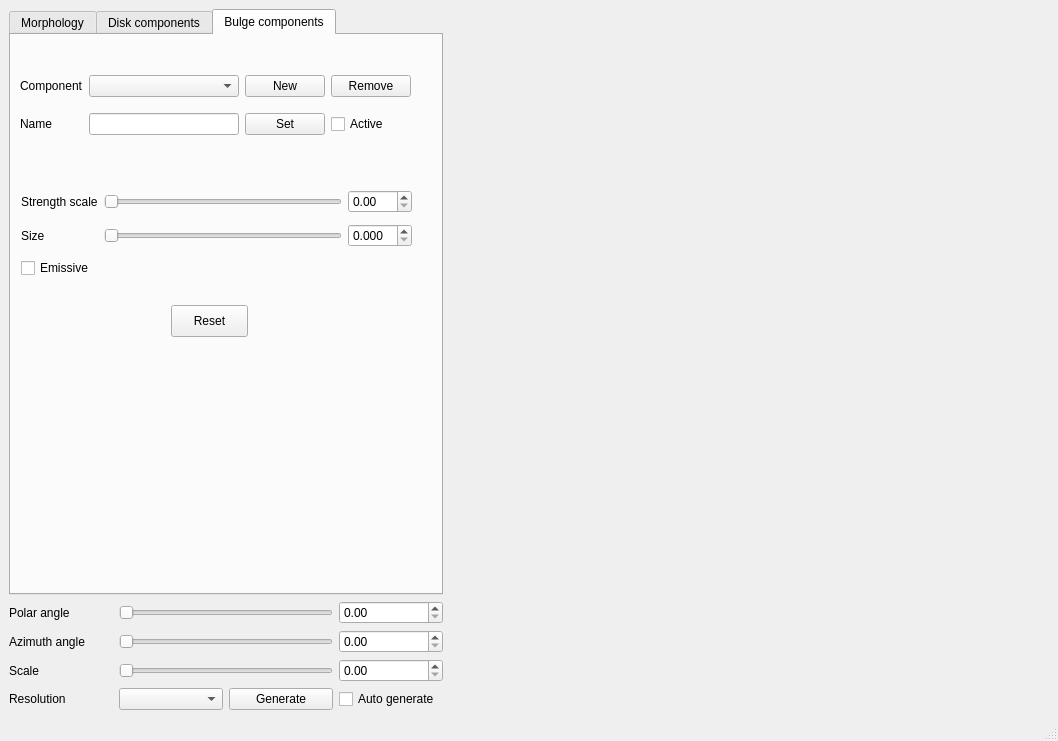
Before: the Qt Designer form GUI/galaxy_editor.ui in bbw7561135/APSimulator, drawn with Qt 5.
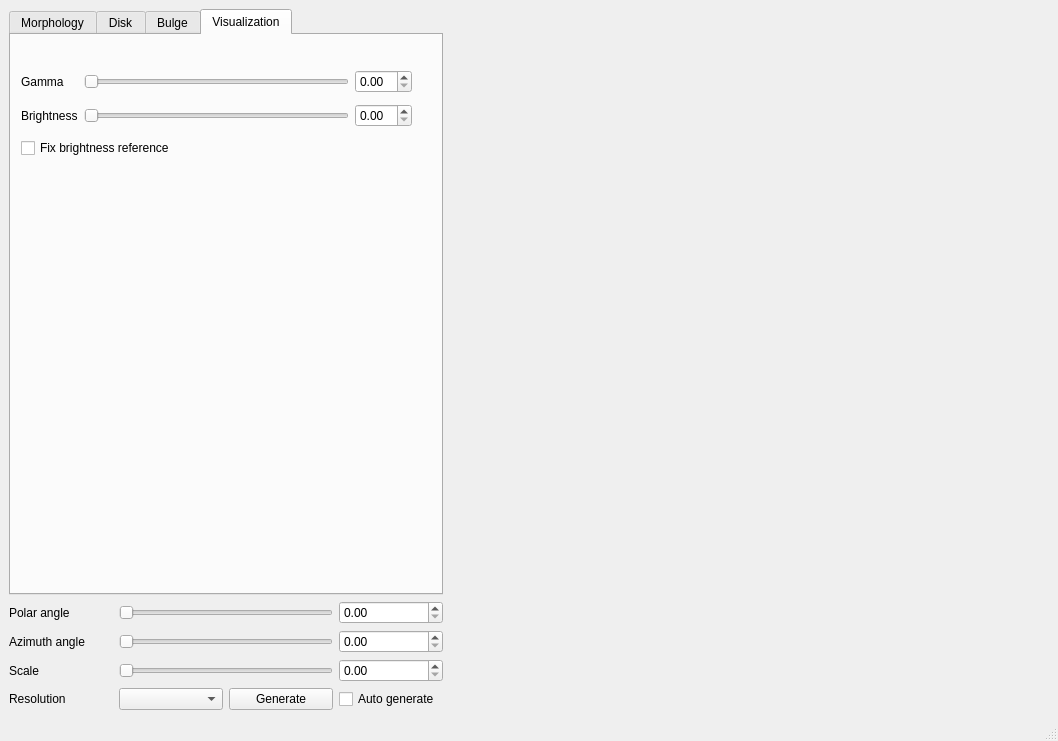
After: the same form once the commit is applied.

Commit message: Add brightness and gamma controls

Patch:
```diff
--- a/GUI/galaxy_editor.ui
+++ b/GUI/galaxy_editor.ui
@@ -18,7 +18,19 @@
     <item row="0" column="0">
      <widget class="QTabWidget" name="tabWidget">
       <property name="currentIndex">
-       <number>2</number>
+       <number>3</number>
+      </property>
+      <property name="elideMode">
+       <enum>Qt::ElideRight</enum>
+      </property>
+      <property name="usesScrollButtons">
+       <bool>false</bool>
+      </property>
+      <property name="documentMode">
+       <bool>false</bool>
+      </property>
+      <property name="tabBarAutoHide">
+       <bool>false</bool>
       </property>
       <widget class="QWidget" name="morphologyTab">
        <attribute name="title">
@@ -137,7 +149,7 @@
       </widget>
       <widget class="QWidget" name="diskComponentsTab">
        <attribute name="title">
-        <string>Disk components</string>
+        <string>Disk</string>
        </attribute>
        <widget class="QPushButton" name="resetDiskComponentParametersButton">
         <property name="geometry">
@@ -530,7 +542,7 @@
       </widget>
       <widget class="QWidget" name="bulgeComponentsTab">
        <attribute name="title">
-        <string>Bulge components</string>
+        <string>Bulge</string>
        </attribute>
        <widget class="QPushButton" name="resetBulgeComponentParametersButton">
         <property name="geometry">
@@ -670,6 +682,72 @@
         </layout>
        </widget>
       </widget>
+      <widget class="QWidget" name="visualizationTab">
+       <attribute name="title">
+        <string>Visualization</string>
+       </attribute>
+       <widget class="QWidget" name="">
+        <property name="geometry">
+         <rect>
+          <x>10</x>
+          <y>30</y>
+          <width>391</width>
+          <height>101</height>
+         </rect>
+        </property>
+        <layout class="QGridLayout" name="gridLayout_9">
+         <item row="0" column="0">
+          <widget class="QLabel" name="gammaLabel">
+           <property name="text">
+            <string>Gamma</string>
+           </property>
+          </widget>
+         </item>
+         <item row="0" column="1">
+          <widget class="QSlider" name="gammaSlider">
+           <property name="orientation">
+            <enum>Qt::Horizontal</enum>
+           </property>
+          </widget>
+         </item>
+         <item row="0" column="2">
+          <widget class="QDoubleSpinBox" name="gammaSpinBox"/>
+         </item>
+         <item row="1" column="0">
+          <widget class="QLabel" name="brightnessLabel">
+           <property name="text">
+            <string>Brightness</string>
+           </property>
+          </widget>
+         </item>
+         <item row="1" column="1">
+          <widget class="QSlider" name="brightnessSlider">
+           <property name="orientation">
+            <enum>Qt::Horizontal</enum>
+           </property>
+          </widget>
+         </item>
+         <item row="1" column="2">
+          <widget class="QDoubleSpinBox" name="brightnessSpinBox"/>
+         </item>
+         <item row="2" column="0" colspan="2">
+          <widget class="QCheckBox" name="fixBrightnessReferenceCheckBox">
+           <property name="text">
+            <string>Fix brightness reference</string>
+           </property>
+          </widget>
+         </item>
+        </layout>
+       </widget>
+       <zorder>gammaLabel</zorder>
+       <zorder>gammaSlider</zorder>
+       <zorder>gammaSpinBox</zorder>
+       <zorder>brightnessLabel</zorder>
+       <zorder>brightnessSpinBox</zorder>
+       <zorder>brightnessSlider</zorder>
+       <zorder>fixBrightnessReferenceCheckBox</zorder>
+       <zorder>galaxyFrameLabel</zorder>
+      </widget>
      </widget>
     </item>
     <item row="0" column="1" rowspan="2">
```
Left out of the diff: 193 changed lines with no effect on the pictures. The commit also changes 1 other file.
